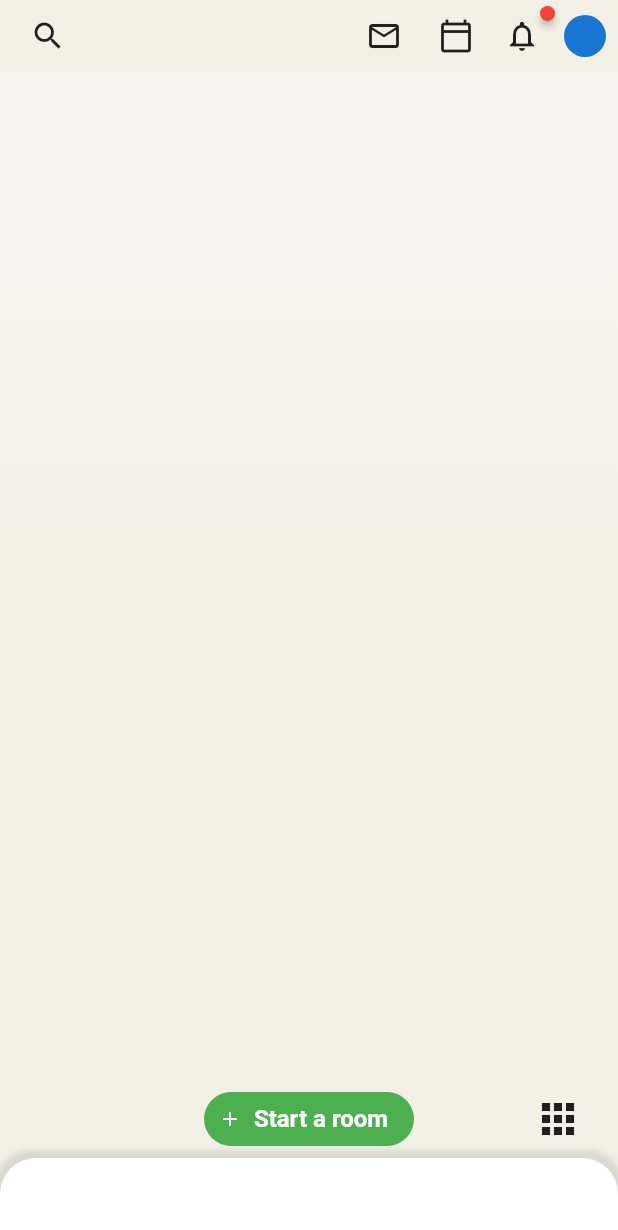
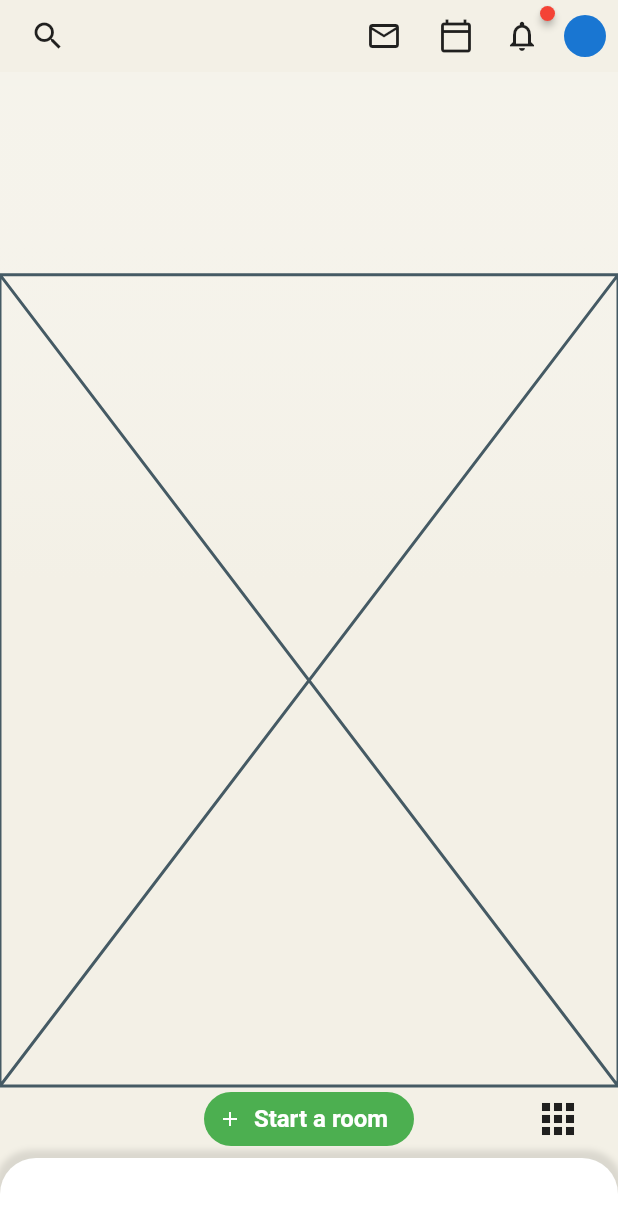
Before and after one commit to JAICHANGPARK/flutter_notebook_11th_story, a Flutter app: the screen it shows after launch, on a phone screen of 412 x 824 dp. Shown: the top 1230 px of the screen. Run offline on Flutter 3.47's test engine with Material 2 defaults, Android fonts, the phone set to English and light mode, and no system bars; drawn by our look-alikes of badges; our stand-ins replace backdrop.

Commit message:
Update clubhouse_home_page.dart

```diff
--- a/lib/ep701_clubhouse/ui/clubhouse_home_page.dart
+++ b/lib/ep701_clubhouse/ui/clubhouse_home_page.dart
@@ -58,11 +58,13 @@ class _ClubhouseHomePageState extends State<ClubhouseHomePage> {
               child: Column(
                 children: [
                   Expanded(
+                      flex: 2,
                       child: Container(
-                    child: Column(
-                      children: [],
-                    ),
-                  ))
+                        child: Column(
+                          children: [],
+                        ),
+                      )),
+                  Expanded(flex: 8, child: Placeholder())
                 ],
               ),
             ),
```
